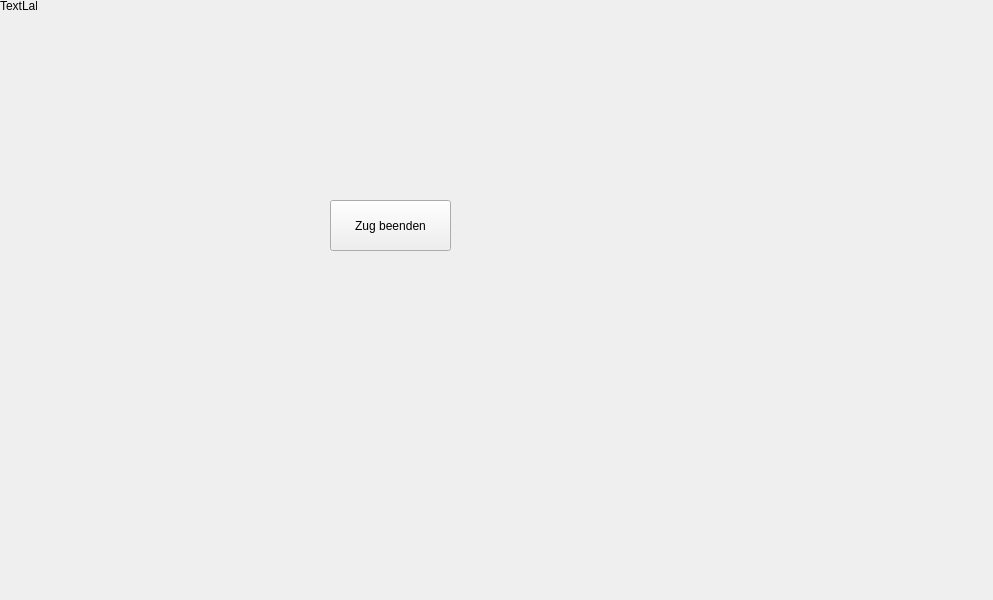
The window that Uno/mainwindow.ui (MaikScheler/uno) describes before a commit, drawn with Qt 5.
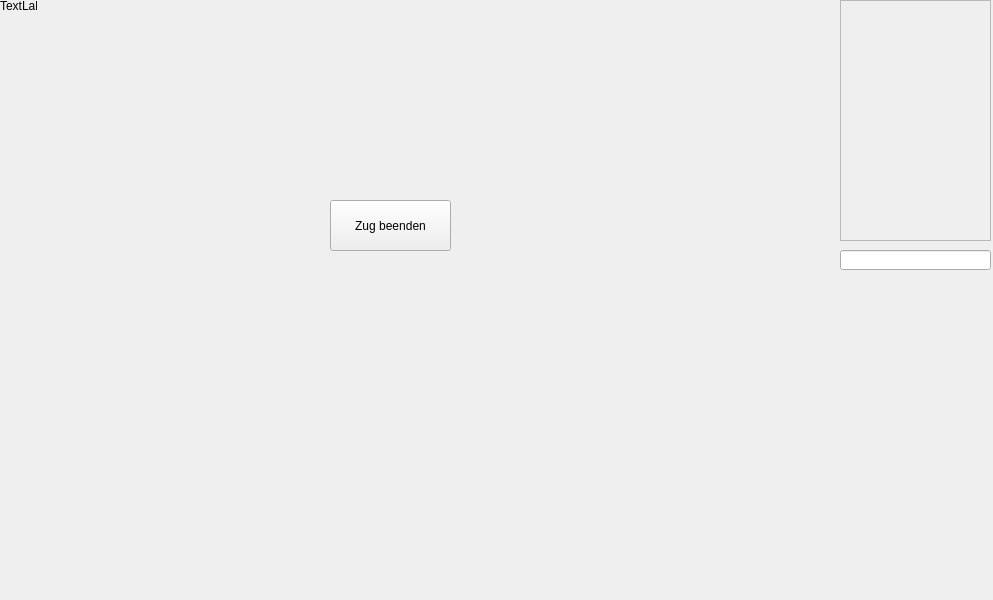
The same window after the commit. Icons and pictures are not drawn.

Patch:
```diff
--- a/Uno/mainwindow.ui
+++ b/Uno/mainwindow.ui
@@ -126,7 +126,7 @@
      <widget class="QLabel" name="card_deck_4">
       <property name="geometry">
        <rect>
-        <x>730</x>
+        <x>700</x>
         <y>100</y>
         <width>131</width>
         <height>191</height>
@@ -151,7 +151,7 @@
      <widget class="QLabel" name="card_deck">
       <property name="geometry">
        <rect>
-        <x>700</x>
+        <x>670</x>
         <y>100</y>
         <width>131</width>
         <height>191</height>
@@ -170,7 +170,7 @@
      <widget class="QLabel" name="card_deck_2">
       <property name="geometry">
        <rect>
-        <x>710</x>
+        <x>680</x>
         <y>100</y>
         <width>131</width>
         <height>191</height>
@@ -189,7 +189,7 @@
      <widget class="QLabel" name="card_deck_3">
       <property name="geometry">
        <rect>
-        <x>720</x>
+        <x>690</x>
         <y>100</y>
         <width>131</width>
         <height>191</height>
@@ -208,7 +208,7 @@
      <widget class="QPushButton" name="card_stack_button">
       <property name="geometry">
        <rect>
-        <x>700</x>
+        <x>670</x>
         <y>100</y>
         <width>161</width>
         <height>191</height>
@@ -489,6 +489,54 @@
        <string/>
       </property>
      </widget>
+     <widget class="QLineEdit" name="chat_input">
+      <property name="geometry">
+       <rect>
+        <x>840</x>
+        <y>250</y>
+        <width>151</width>
+        <height>20</height>
+       </rect>
+      </property>
+     </widget>
+     <widget class="QScrollArea" name="chat_text">
+      <property name="geometry">
+       <rect>
+        <x>840</x>
+        <y>0</y>
+        <width>151</width>
+        <height>241</height>
+       </rect>
+      </property>
+      <property name="widgetResizable">
+       <bool>true</bool>
+      </property>
+      <widget class="QWidget" name="chat_text_area">
+       <property name="geometry">
+        <rect>
+         <x>0</x>
+         <y>0</y>
+         <width>149</width>
+         <height>239</height>
+        </rect>
+       </property>
+       <widget class="QWidget" name="verticalLayoutWidget">
+        <property name="geometry">
+         <rect>
+          <x>0</x>
+          <y>0</y>
+          <width>160</width>
+          <height>80</height>
+         </rect>
+        </property>
+        <layout class="QVBoxLayout" name="chat_text_layout">
+         <property name="spacing">
+          <number>10</number>
+         </property>
+        </layout>
+       </widget>
+      </widget>
+     </widget>
      <zorder>card_deck</zorder>
      <zorder>card_deck_2</zorder>
      <zorder>card_deck_3</zorder>
```
Left out of the diff: 2 changed lines with no effect on the pictures.
